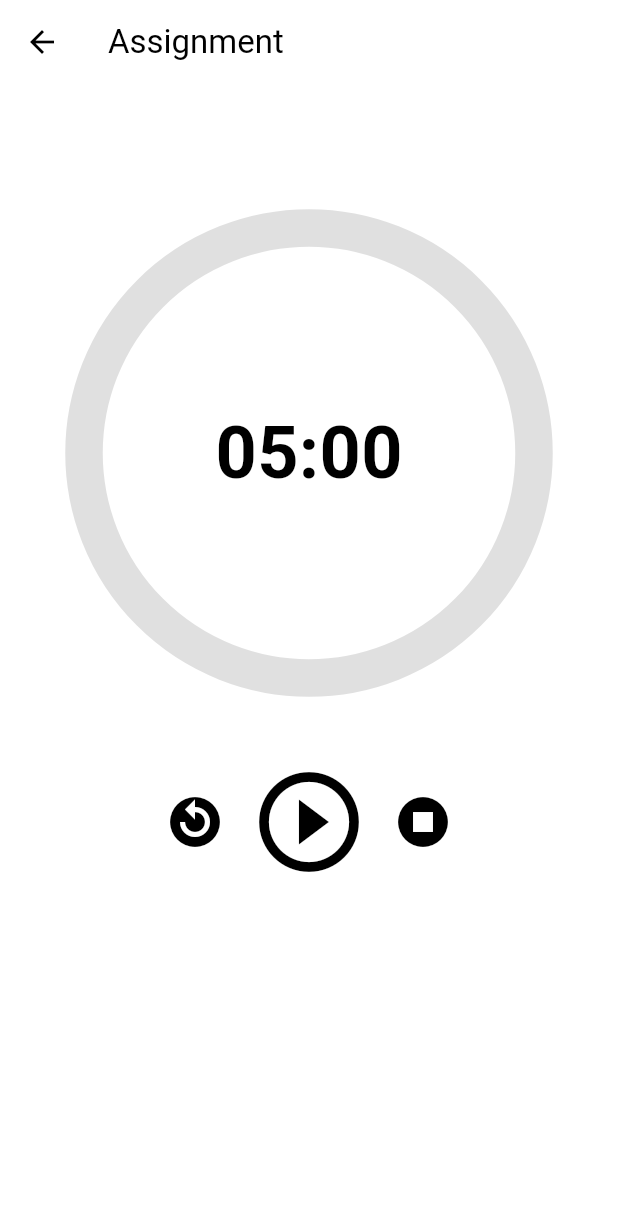
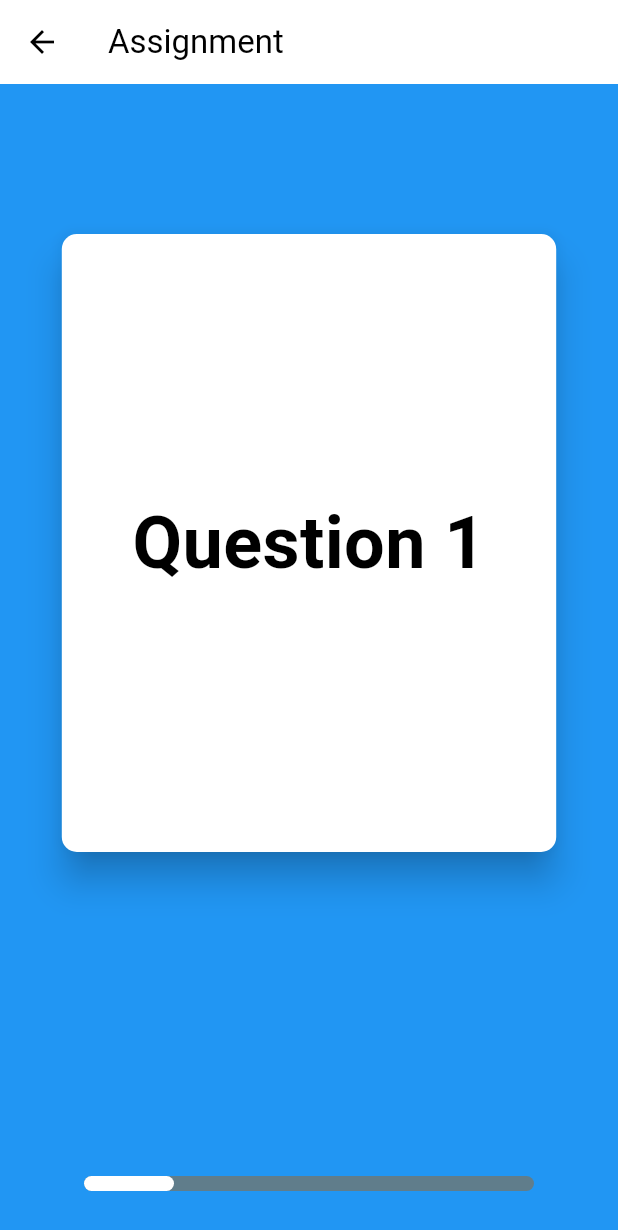
Before and after one commit to dlwls5201/flutter_animations, a Flutter app: the screen it shows after launch, after a tap on "Assignment Animations", on a phone screen of 412 x 824 dp. Shown: the top 1230 px of the screen. Run offline on Flutter 3.47's test engine with Material 3 defaults, Android fonts, the phone set to English and light mode, and no system bars.

Commit message:
add assignment screen 4

```diff
--- /dev/null
+++ b/lib/screens/assignment/assignment_screen_4.dart
@@ -0,0 +1,271 @@
+import 'dart:math';
+
+import 'package:flutter/material.dart';
+
+class AssignmentScreen4 extends StatefulWidget {
+  const AssignmentScreen4({super.key});
+
+  @override
+  State<AssignmentScreen4> createState() => _AssignmentScreen4State();
+}
+
+class _AssignmentScreen4State extends State<AssignmentScreen4> with TickerProviderStateMixin {
+  late final size = MediaQuery
+      .of(context)
+      .size;
+
+  late final AnimationController _flipCard = AnimationController(
+    vsync: this,
+    duration: const Duration(milliseconds: 300),
+  );
+
+  late final AnimationController _position = AnimationController(
+    vsync: this,
+    duration: const Duration(seconds: 1),
+    lowerBound: (size.width + 100) * -1,
+    upperBound: (size.width + 100),
+    value: 0.0,
+  );
+
+  late final Tween<double> _rotation = Tween(
+    begin: -15,
+    end: 15,
+  );
+
+  late final Tween<double> _scale = Tween(
+    begin: 0.8,
+    end: 1,
+  );
+
+  void _onHorizontalDragUpdate(DragUpdateDetails details) {
+    _position.value += details.delta.dx;
+    setState(() {
+      if (_position.value > 0) {
+        _backgroundColor = Colors.green;
+      } else {
+        _backgroundColor = Colors.orange;
+      }
+    });
+  }
+
+  void _whenComplete() {
+    _position.value = 0;
+    setState(() {
+      _index = _index + 1;
+    });
+  }
+
+  void _onHorizontalDragEnd(DragEndDetails details) {
+    final bound = size.width - 200;
+    final dropZone = size.width + 100;
+    if (_position.value.abs() >= bound) {
+      final factor = _position.value.isNegative ? -1 : 1;
+      _position
+          .animateTo(
+        (dropZone) * factor,
+        curve: Curves.easeOut,
+      )
+          .whenComplete(_whenComplete);
+    } else {
+      _position.animateTo(
+        0,
+        curve: Curves.easeOut,
+      );
+    }
+
+    setState(() {
+      _backgroundColor = Colors.blue;
+    });
+  }
+
+  var _isFlippingCard = false;
+  var _isAnswer = false;
+
+  void _onCardTap() {
+    setState(() {
+      _isFlippingCard = true;
+      _isAnswer = !_isAnswer;
+    });
+
+    _flipCard.forward().whenComplete(() =>
+    {
+      setState(() {
+        _isFlippingCard = false;
+      }),
+      _flipCard.value = 0,
+    });
+  }
+
+  @override
+  void dispose() {
+    _flipCard.dispose();
+    _position.dispose();
+    super.dispose();
+  }
+
+  int _index = 1;
+  var _backgroundColor = Colors.blue;
+
+  @override
+  Widget build(BuildContext context) {
+    return Scaffold(
+      backgroundColor: _backgroundColor,
+      appBar: AppBar(
+        title: const Text("Assignment"),
+      ),
+      body: AnimatedBuilder(
+        animation: _position,
+        builder: (context, child) {
+          final angle =
+              _rotation.transform((_position.value + size.width / 2) / size.width) * pi / 180;
+          final scale = _scale.transform(_position.value.abs() / size.width);
+          return Stack(
+            alignment: Alignment.topCenter,
+            children: [
+              Positioned(
+                top: 100,
+                child: Transform.scale(
+                  scale: min(scale, 1.0),
+                  child: Card(
+                    index: _index == 5 ? 1 : _index + 1,
+                    isFlippingCard: false,
+                    isAnswer: false,
+                  ),
+                ),
+              ),
+              Positioned(
+                top: 100,
+                child: GestureDetector(
+                  onHorizontalDragUpdate: _onHorizontalDragUpdate,
+                  onHorizontalDragEnd: _onHorizontalDragEnd,
+                  onTap: _onCardTap,
+                  child: Transform.translate(
+                    offset: Offset(_position.value, 0),
+                    child: Transform.rotate(
+                      angle: angle,
+                      child: AnimatedBuilder(
+                        animation: _flipCard,
+                        builder: (context, child) {
+                          final flipCardAngle = _flipCard.value * 3.14159;
+                          final transform = Matrix4.identity()
+                            ..setEntry(3, 2, 0.001)
+                            ..rotateY(flipCardAngle);
+                          return Transform(
+                            transform: transform,
+                            alignment: Alignment.center,
+                            child: Card(
+                              index: _index,
+                              isFlippingCard: _isFlippingCard,
+                              isAnswer: _isAnswer,
+                            ),
+                          );
+                        },
+                      ),
+                    ),
+                  ),
+                ),
+              ),
+              Positioned(
+                bottom: 30,
+                child: CustomPaint(
+                  painter: ProgressIndicatorPainter(index: _index),
+                  size: const Size(300, 10),
+                ),
+              ),
+            ],
+          );
+        },
+      ),
+    );
+  }
+}
+
+class ProgressIndicatorPainter extends CustomPainter {
+  final int index;
+
+  ProgressIndicatorPainter({required this.index});
+
+  @override
+  void paint(Canvas canvas, Size size) {
+    /*final rect = Rect.fromLTWH(0, 0, size.width, size.height); // (x, y, width, height)
+    canvas.drawRect(
+      rect,
+      backgroundPaint,
+    );*/
+
+    final backgroundPaint = Paint()
+      ..color = Colors.blueGrey
+      ..style = PaintingStyle.fill;
+
+    final rrect = RRect.fromLTRBR(
+      0, // x 위치
+      0, // y 위치
+      size.width, // x + width
+      size.height, // y + height
+      const Radius.circular(20), // 모서리의 반지름
+    );
+
+    canvas.drawRRect(rrect, backgroundPaint);
+
+    // fill
+    final fillPaint = Paint()
+      ..color = Colors.white
+      ..style = PaintingStyle.fill;
+
+    final piece = size.width / 5;
+    final fillRrect = RRect.fromLTRBR(
+      0, // x 위치
+      0, // y 위치
+      piece * index, // x + width
+      size.height, // y + height
+      const Radius.circular(20), // 모서리의 반지름
+    );
+
+    canvas.drawRRect(fillRrect, fillPaint);
+  }
+
+  @override
+  bool shouldRepaint(covariant CustomPainter oldDelegate) {
+    return false;
+  }
+}
+
+class Card extends StatelessWidget {
+  final int index;
+  final bool isFlippingCard, isAnswer;
+
+  const Card({
+    super.key,
+    required this.index,
+    required this.isFlippingCard,
+    required this.isAnswer,
+  });
+
+  @override
+  Widget build(BuildContext context) {
+    final size = MediaQuery
+        .of(context)
+        .size;
+    return Material(
+      elevation: 10,
+      borderRadius: BorderRadius.circular(10),
+      clipBehavior: Clip.hardEdge,
+      child: SizedBox(
+        width: size.width * 0.8,
+        height: size.height * 0.5,
+        child: Center(
+          child: isFlippingCard
+              ? Container()
+              : Text(
+            isAnswer ? "Answer $index" : "Question $index",
+            style: const TextStyle(
+              fontWeight: FontWeight.bold,
+              fontSize: 48,
+              color: Colors.black,
+            ),
+          ),
+        ),
+      ),
+    );
+  }
+}
--- a/lib/screens/menu_screen.dart
+++ b/lib/screens/menu_screen.dart
@@ -4,6 +4,7 @@ import 'package:flutter_animations_masterclass/screens/swiping_cards_screen.dart
 
 import 'apple_watch_screen.dart';
 import 'assignment/assignment_screen_3.dart';
+import 'assignment/assignment_screen_4.dart';
 import 'implicit_animations_screen.dart';
 
 class MenuScreen extends StatelessWidget {
@@ -91,7 +92,7 @@ class MenuScreen extends StatelessWidget {
               onPressed: () {
                 goToPage(
                   context,
-                  const AssignmentScreen3(),
+                  const AssignmentScreen4(),
                 );
               },
               child: const Text(
```
